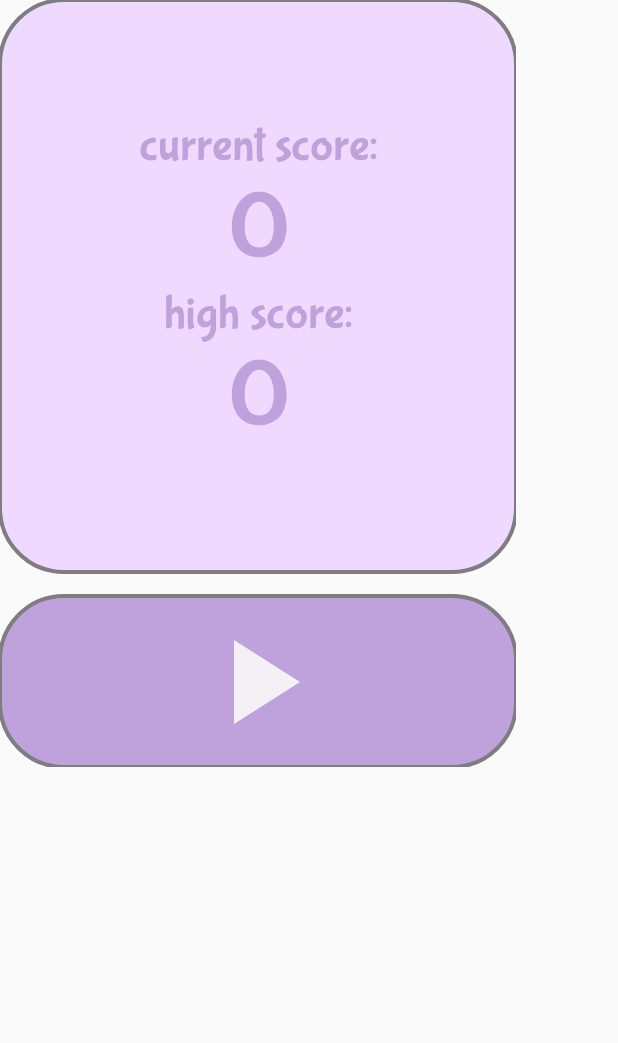
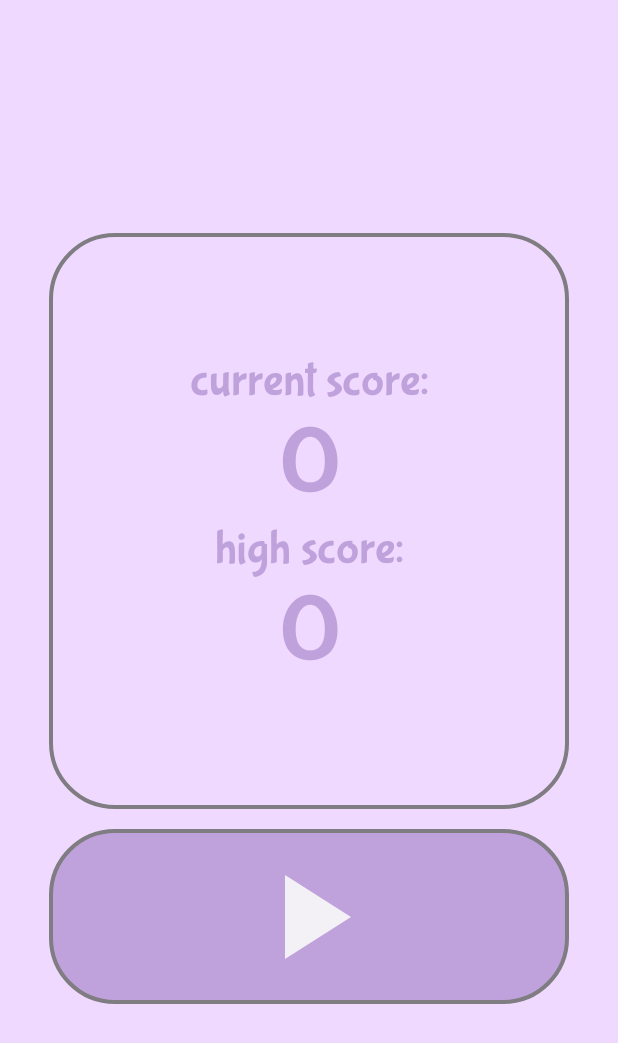
Before and after one commit to chtakyol/quick-math, an Android app built with Jetpack Compose: the EndScreen screen opened through its navigation route, on a phone screen of 412 x 824 dp. Shown: the top 1043 px of the screen. Run offline under Robolectric (Android 15) with nearby library versions, the phone set to English and light mode, and no system bars; our stand-ins replace Dagger/Hilt's generated code; 2 statements that could not run were skipped.

```diff
--- a/app/src/main/java/com/example/quick_math/presentation/end_screen/EndScreen.kt
+++ b/app/src/main/java/com/example/quick_math/presentation/end_screen/EndScreen.kt
@@ -1,11 +1,12 @@
 package com.example.quick_math.presentation.end_screen
 
-import androidx.compose.foundation.layout.Column
-import androidx.compose.foundation.layout.Spacer
-import androidx.compose.foundation.layout.size
+import androidx.compose.foundation.background
+import androidx.compose.foundation.layout.*
 import androidx.compose.material.Text
 import androidx.compose.runtime.Composable
+import androidx.compose.ui.Alignment
 import androidx.compose.ui.Modifier
+import androidx.compose.ui.graphics.Color
 import androidx.compose.ui.tooling.preview.Preview
 import androidx.compose.ui.unit.dp
 import androidx.hilt.navigation.compose.hiltViewModel
@@ -21,8 +22,15 @@ fun EndScreen(
     viewModel: EndScreenViewModel = hiltViewModel(),
     navController: NavController = rememberNavController()
 ) {
+    val backgroundColor = Color(0xFFF0D9FF)
 
-    Column {
+    Column(
+        modifier = Modifier
+            .fillMaxSize()
+            .background(backgroundColor),
+        horizontalAlignment = Alignment.CenterHorizontally,
+        verticalArrangement = Arrangement.Center
+    ) {
         ScoreBoard(
             currentScore = viewModel.state.currentScore.value,
             highScore = viewModel.state.bestScore.value
--- a/app/src/main/res/values/colors.xml
+++ b/app/src/main/res/values/colors.xml
@@ -7,4 +7,5 @@
     <color name="teal_700">#FF018786</color>
     <color name="black">#FF000000</color>
     <color name="white">#FFFFFFFF</color>
+    <color name="custom">#FFF0D9FF</color>
 </resources>
--- a/app/src/main/res/values/themes.xml
+++ b/app/src/main/res/values/themes.xml
@@ -2,6 +2,6 @@
 <resources>
 
     <style name="Theme.Quickmath" parent="android:Theme.Material.Light.NoActionBar">
-        <item name="android:statusBarColor">@color/purple_700</item>
+        <item name="android:statusBarColor">@color/custom</item>
     </style>
 </resources>
```
Also changed, not shown: 5 other files.
